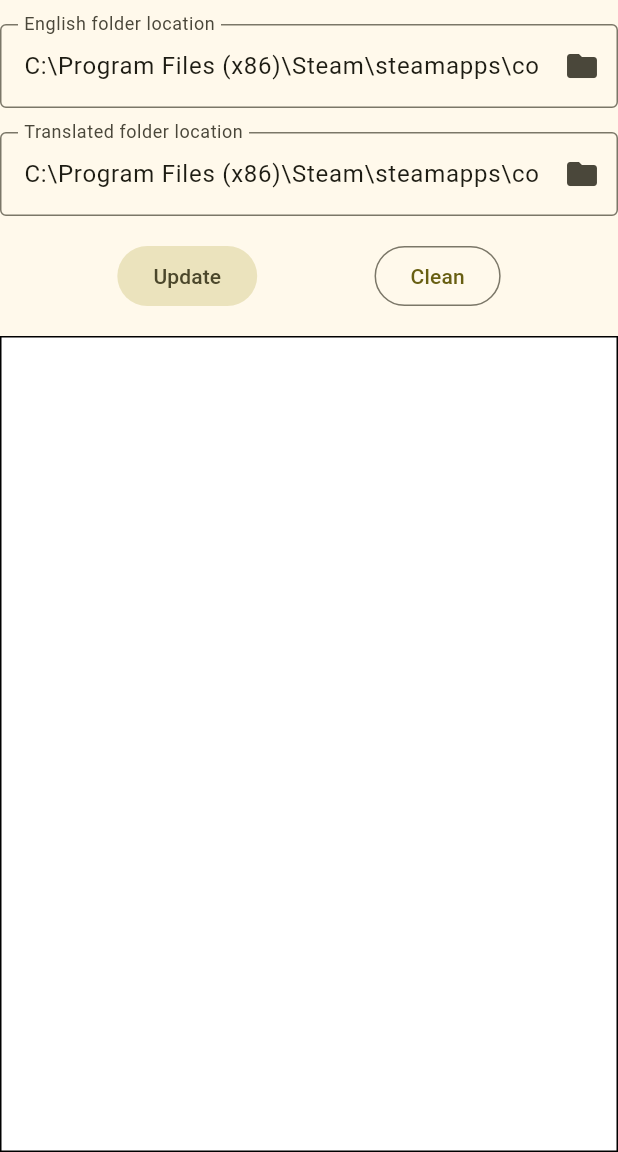
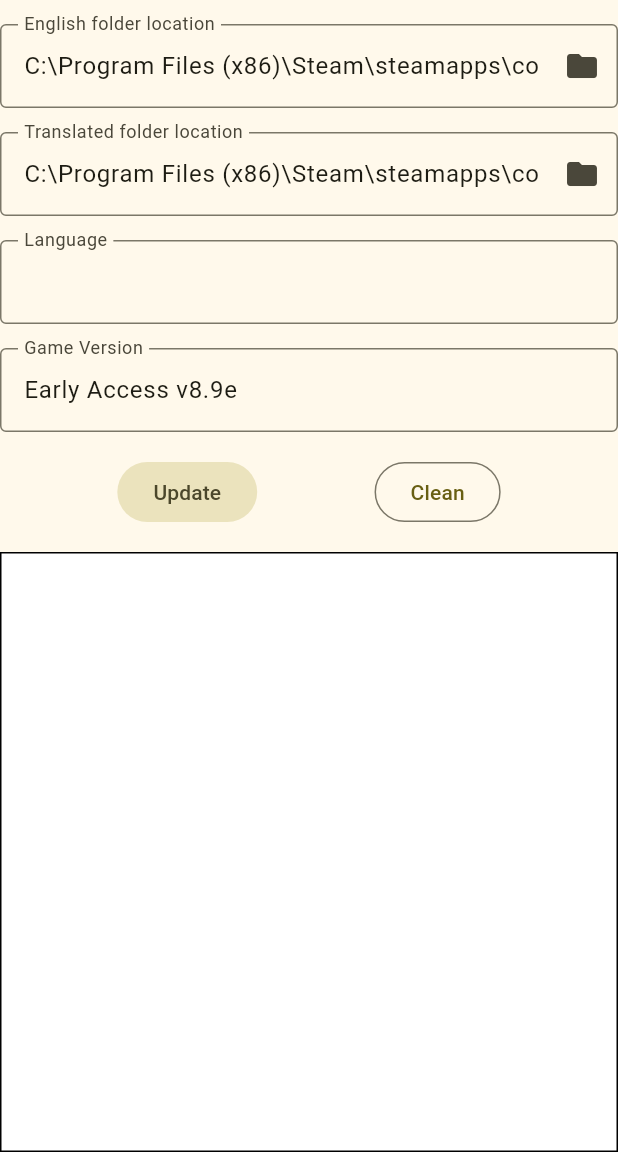
Before and after one commit to Gameplushy/eyeric_translator, a Flutter app: the screen it shows after launch, after a tap on "Update", on a phone screen of 412 x 824 dp, the part 84-1236 px from its top. Run offline on Flutter 3.47's test engine with Material 3 defaults, Android fonts, the phone set to English and light mode, and no system bars; our stand-ins replace file_picker, shared_preferences.

Commit message:
Parameters for version file

```diff
--- a/lib/main.dart
+++ b/lib/main.dart
@@ -37,6 +37,8 @@ class _MyHomePageState extends State<MyHomePage> {
       TextEditingController();
   final TextEditingController _translatedFolderController =
       TextEditingController();
+  final TextEditingController _languageController = TextEditingController();
+  final TextEditingController _versionController = TextEditingController();
 
   late final SharedPreferences prefs;
 
@@ -51,6 +53,8 @@ class _MyHomePageState extends State<MyHomePage> {
       _translatedFolderController.value = TextEditingValue(
           text: prefs.getString("translatedFolder") ??
               "C:\\Program Files (x86)\\Steam\\steamapps\\common\\The Void Rains Upon Her Heart\\custom languages");
+      _languageController.value = TextEditingValue(text: prefs.getString("language") ?? "");
+      _versionController.value = const TextEditingValue(text: "Early Access v8.9e");
     });
   }
 
@@ -69,9 +73,12 @@ class _MyHomePageState extends State<MyHomePage> {
   void updateTranslation() async {
     String rootEn = _englishFolderController.value.text;
     String rootTrans = _translatedFolderController.value.text;
+    String language = _languageController.value.text;
+    String version = _versionController.value.text;
 
     prefs.setString("englishFolder", rootEn);
     prefs.setString("translatedFolder", rootTrans);
+    prefs.setString("language", language);
 
     Directory dirEn = Directory.fromUri(Uri.file(rootEn));
     List<File> filesEn =
@@ -119,7 +126,8 @@ class _MyHomePageState extends State<MyHomePage> {
 
     for (String sf in oldStuff) {
       if (sf == "\\version") {
-        createFile(rootTrans, sf, await mapTrans[sf]!.readAsString());
+        String versionFile = "[version]\r\nname=\"$language\"\r\nversion=\"$version\"";
+        createFile(rootTrans, sf, versionFile);
         continue;
       }
       List<String> textEn = await mapEn[sf]!.readAsLines();
@@ -183,12 +191,12 @@ class _MyHomePageState extends State<MyHomePage> {
     newLog("All done!");
   }
 
-  void createFile(String root, String sf, String content) async{
-      File newFile = File("${root}_new$sf");
-      if (!await newFile.parent.exists()) {
-        await newFile.parent.create(recursive: true);
-      }
-      await newFile.writeAsString(content);
+  void createFile(String root, String sf, String content) async {
+    File newFile = File("${root}_new$sf");
+    if (!await newFile.parent.exists()) {
+      await newFile.parent.create(recursive: true);
+    }
+    await newFile.writeAsString(content);
   }
 
   @override
@@ -249,6 +257,28 @@ class _MyHomePageState extends State<MyHomePage> {
             const SizedBox(
               height: 16,
             ),
+            TextField(
+              controller: _languageController,
+              decoration: const InputDecoration(
+                border: OutlineInputBorder(),
+                label: Text("Language"),
+                floatingLabelBehavior: FloatingLabelBehavior.always,
+              ),
+            ),
+            const SizedBox(
+              height: 16,
+            ),
+            TextField(
+              controller: _versionController,
+              decoration: const InputDecoration(
+                border: OutlineInputBorder(),
+                label: Text("Game Version"),
+                floatingLabelBehavior: FloatingLabelBehavior.always,
+              ),
+            ),
+            const SizedBox(
+              height: 16,
+            ),
             Row(
               mainAxisAlignment: MainAxisAlignment.spaceEvenly,
               children: [
```
